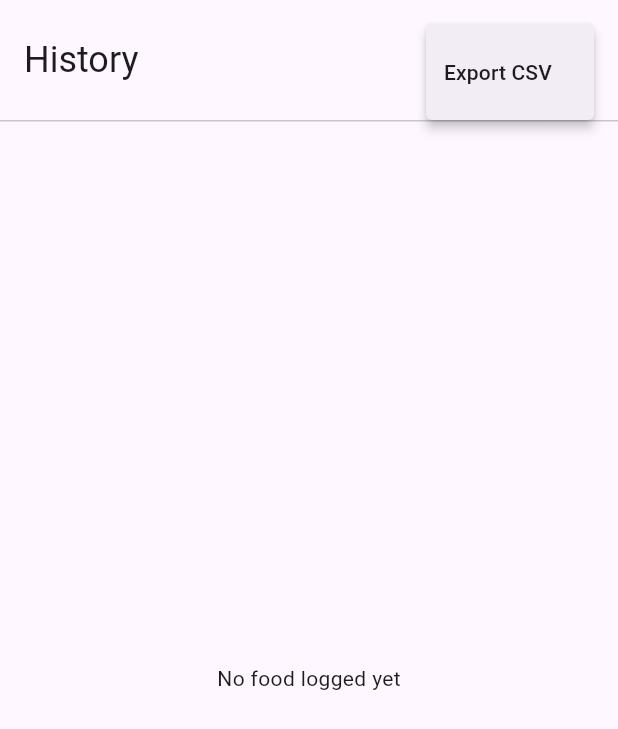
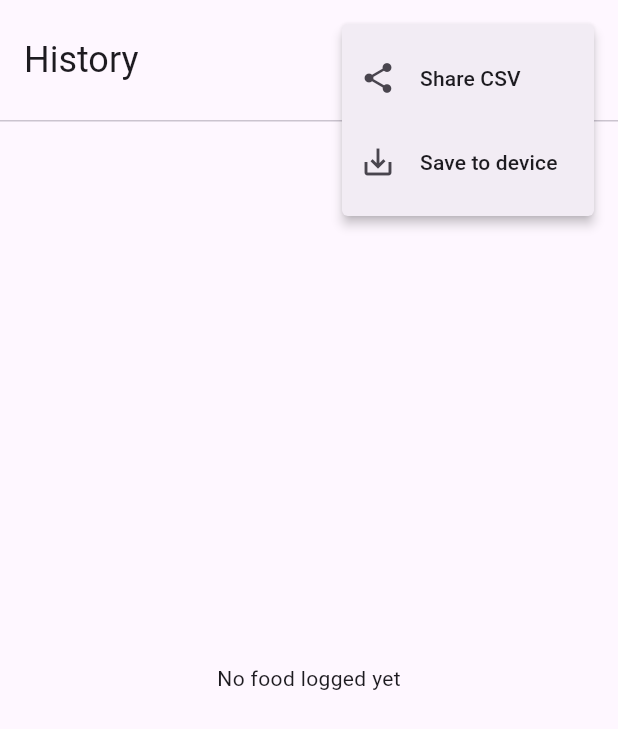
Before and after one commit to ChristianWSmith/bioloop, a Flutter app: the HistoryScreen widget shown alone on an empty page, opened directly, after a tap on the "more vert" icon, on a phone screen of 412 x 824 dp. Shown: the top 729 px of the screen. Run offline on Flutter 3.47's test engine with Material 3 defaults, Android fonts, the phone set to English and light mode, and no system bars; our stand-ins replace drift, fl_chart, flutter_riverpod, share_plus; missing offline and left inert: mobile_scanner; accounts and stored records are empty; generated files the repository leaves out were written again.

Commit message:
csv export direct save

```diff
--- a/lib/features/bodyweight/bodyweight_screen.dart
+++ b/lib/features/bodyweight/bodyweight_screen.dart
@@ -35,19 +35,40 @@ class BodyweightScreen extends ConsumerWidget {
                 PopupMenuButton<String>(
                   icon: const Icon(Icons.more_vert),
                   onSelected: (value) async {
-                    if (value == 'export_weight') {
-                      final db = ref.read(databaseProvider);
-                      final entries =
-                          await db.select(db.bodyweightEntries).get();
+                    final db = ref.read(databaseProvider);
+                    final entries =
+                        await db.select(db.bodyweightEntries).get();
+                    if (!context.mounted) return;
+                    final csv = exportBodyweightToCsv(entries);
+                    if (value == 'share_weight') {
+                      await shareCsv(csv, 'bodyweight.csv');
+                    } else if (value == 'save_weight') {
+                      final path = await saveCsvToDownloads(
+                        csv,
+                        'bodyweight.csv',
+                      );
                       if (!context.mounted) return;
-                      final csv = exportBodyweightToCsv(entries);
-                      await shareCsv(csv, 'bodyweight.csv');
+                      ScaffoldMessenger.of(context).showSnackBar(
+                        SnackBar(content: Text('Saved to $path')),
+                      );
                     }
                   },
                   itemBuilder: (_) => [
                     const PopupMenuItem(
-                      value: 'export_weight',
-                      child: Text('Export CSV'),
+                      value: 'share_weight',
+                      child: ListTile(
+                        leading: Icon(Icons.share),
+                        title: Text('Share CSV'),
+                        contentPadding: EdgeInsets.zero,
+                      ),
+                    ),
+                    const PopupMenuItem(
+                      value: 'save_weight',
+                      child: ListTile(
+                        leading: Icon(Icons.save_alt),
+                        title: Text('Save to device'),
+                        contentPadding: EdgeInsets.zero,
+                      ),
                     ),
                   ],
                 ),
--- a/lib/features/history/history_screen.dart
+++ b/lib/features/history/history_screen.dart
@@ -139,19 +139,40 @@ class _HistoryScreenState extends ConsumerState<HistoryScreen> {
                 PopupMenuButton<String>(
                   icon: const Icon(Icons.more_vert),
                   onSelected: (value) async {
-                    if (value == 'export_food') {
-                      final db = ref.read(databaseProvider);
-                      final entries =
-                          await db.select(db.foodEntries).get();
+                    final db = ref.read(databaseProvider);
+                    final entries =
+                        await db.select(db.foodEntries).get();
+                    if (!context.mounted) return;
+                    final csv = exportFoodEntriesToCsv(entries);
+                    if (value == 'share_food') {
+                      await shareCsv(csv, 'food_entries.csv');
+                    } else if (value == 'save_food') {
+                      final path = await saveCsvToDownloads(
+                        csv,
+                        'food_entries.csv',
+                      );
                       if (!context.mounted) return;
-                      final csv = exportFoodEntriesToCsv(entries);
-                      await shareCsv(csv, 'food_entries.csv');
+                      ScaffoldMessenger.of(context).showSnackBar(
+                        SnackBar(content: Text('Saved to $path')),
+                      );
                     }
                   },
                   itemBuilder: (_) => [
                     const PopupMenuItem(
-                      value: 'export_food',
-                      child: Text('Export CSV'),
+                      value: 'share_food',
+                      child: ListTile(
+                        leading: Icon(Icons.share),
+                        title: Text('Share CSV'),
+                        contentPadding: EdgeInsets.zero,
+                      ),
+                    ),
+                    const PopupMenuItem(
+                      value: 'save_food',
+                      child: ListTile(
+                        leading: Icon(Icons.save_alt),
+                        title: Text('Save to device'),
+                        contentPadding: EdgeInsets.zero,
+                      ),
                     ),
                   ],
                 ),
```
Also changed, not shown: lib/features/history/export.dart (+12 -1 lines), 1 other file.
